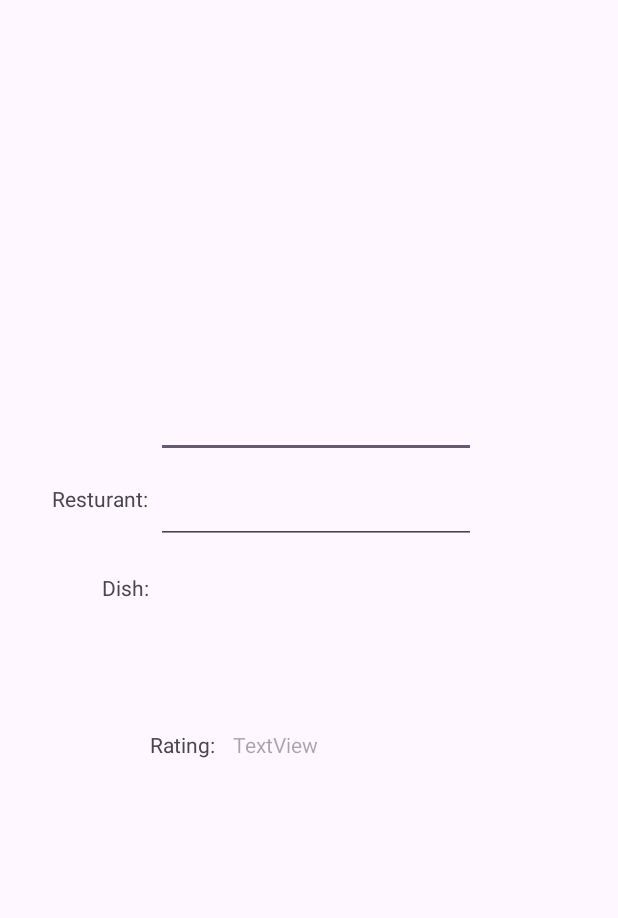
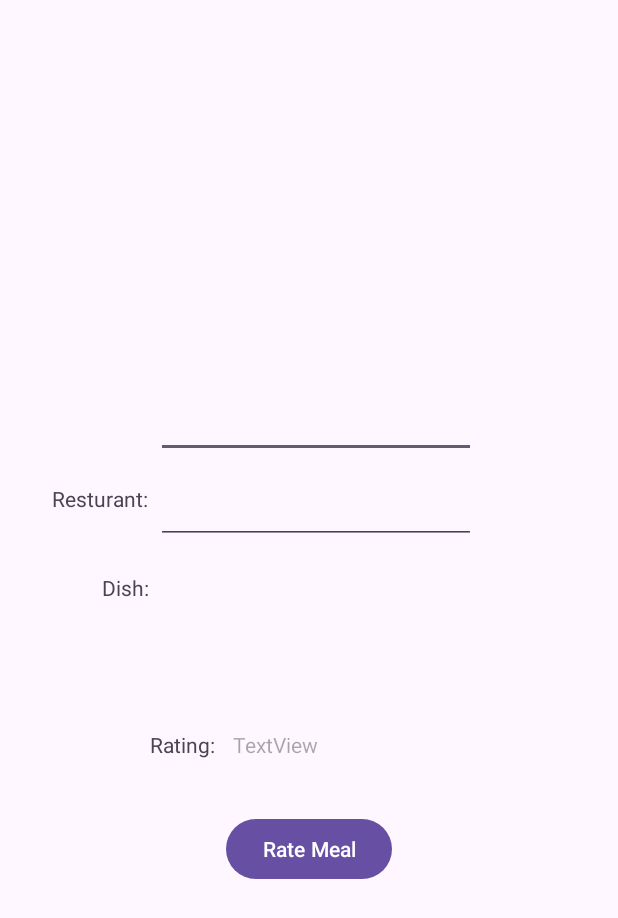
Before and after one commit to ricardoortega97/MealRater, an Android app: the screen it shows after launch (MainActivity), on a phone screen of 412 x 824 dp. Shown: the top 918 px of the screen. Run offline under Robolectric (Android 15) with nearby library versions, the phone set to English and light mode, and no system bars.

Commit message:
"Rate Button adjusted"

```diff
--- a/app/src/main/java/com/example/mealrater/MainActivity.java
+++ b/app/src/main/java/com/example/mealrater/MainActivity.java
@@ -18,7 +18,7 @@ public class MainActivity extends AppCompatActivity implements ratePicker.SaveRa
     }
 
     private void intiRateButton(){
-        Button rateButton = findViewById(R.id.rateButton);
+        Button rateButton = findViewById(R.id.rateMeal);
         rateButton.setOnClickListener(new View.OnClickListener() {
             @Override
             public void onClick(View v) {
--- a/app/src/main/res/layout/activity_main.xml
+++ b/app/src/main/res/layout/activity_main.xml
@@ -80,5 +80,15 @@
         app:layout_constraintTop_toTopOf="parent"
         app:layout_constraintVertical_bias="0.605" />
 
+    <Button
+        android:id="@+id/rateMeal"
+        android:layout_width="wrap_content"
+        android:layout_height="wrap_content"
+        android:layout_marginTop="36dp"
+        android:text="Rate Meal"
+        app:layout_constraintEnd_toEndOf="parent"
+        app:layout_constraintStart_toStartOf="parent"
+        app:layout_constraintTop_toBottomOf="@+id/TextView" />
+
 
 </androidx.constraintlayout.widget.ConstraintLayout>
```
